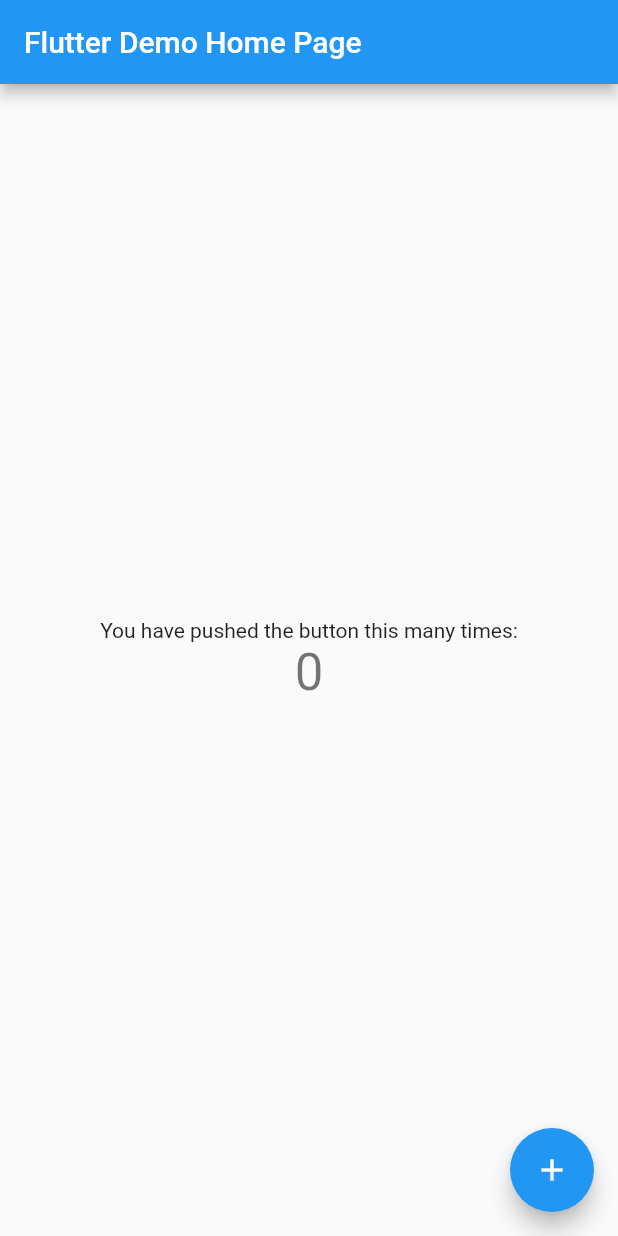
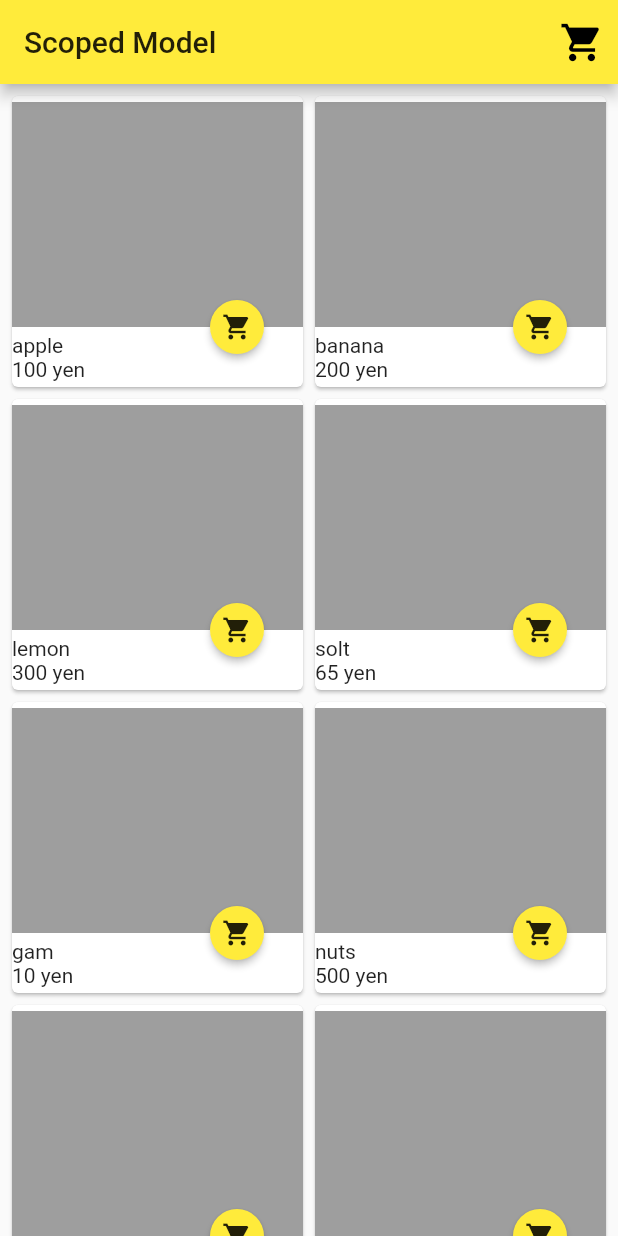
Before and after one commit to weltallinc/weltall-flutter-challenge, a Flutter app: the screen it shows after launch, on a phone screen of 412 x 824 dp. Run offline on Flutter 3.47's test engine with Material 2 defaults, Android fonts, the phone set to English and light mode, and no system bars.

Commit message:
first commit

```diff
--- a/shopping_cart/scoped/lib/main.dart
+++ b/shopping_cart/scoped/lib/main.dart
@@ -1,61 +1,25 @@
 import 'package:flutter/material.dart';
+import 'package:scoped_model/scoped_model.dart';
+import 'package:scoped/models/product_model.dart';
+import 'package:scoped/screens/cartlist_page.dart';
+import 'package:scoped/screens/main_page.dart';
 
-void main() => runApp(MyApp());
+void main(){
+  runApp(ShoppingCartApp());
+}
 
-class MyApp extends StatelessWidget {
-  // This widget is the root of your application.
+class ShoppingCartApp extends StatelessWidget {
   @override
   Widget build(BuildContext context) {
-    return MaterialApp(
-      title: 'Flutter Demo',
-      theme: ThemeData(
-        primarySwatch: Colors.blue,
-      ),
-      home: MyHomePage(title: 'Flutter Demo Home Page'),
-    );
-  }
-}
-
-class MyHomePage extends StatefulWidget {
-  MyHomePage({Key key, this.title}) : super(key: key);
-  final String title;
-  @override
-  _MyHomePageState createState() => _MyHomePageState();
-}
-
-class _MyHomePageState extends State<MyHomePage> {
-  int _counter = 0;
-
-  void _incrementCounter() {
-    setState(() {
-      _counter++;
-    });
-  }
-
-  @override
-  Widget build(BuildContext context) {
-    return Scaffold(
-      appBar: AppBar(
-        title: Text(widget.title),
-      ),
-      body: Center(
-        child: Column(
-          mainAxisAlignment: MainAxisAlignment.center,
-          children: <Widget>[
-            Text(
-              'You have pushed the button this many times:',
-            ),
-            Text(
-              '$_counter',
-              style: Theme.of(context).textTheme.display1,
-            ),
-          ],
-        ),
-      ),
-      floatingActionButton: FloatingActionButton(
-        onPressed: _incrementCounter,
-        tooltip: 'Increment',
-        child: Icon(Icons.add),
+    return ScopedModel<ProductsModel>(
+      model: ProductsModel(),
+      child: MaterialApp(
+        title: "shopping cart application by ScopedModel",
+        theme: ThemeData(primarySwatch: Colors.yellow),
+        routes: <String, WidgetBuilder>{
+          '/cartlist': (BuildContext context) => new CartListPage(),
+        },
+        home: MainPage(),
       ),
     );
   }
--- /dev/null
+++ b/shopping_cart/scoped/lib/models/product_list.dart
@@ -0,0 +1,34 @@
+import 'package:scoped_model/scoped_model.dart';
+import 'package:scoped/models/product_model.dart';
+
+class ProductsModel extends Model {
+  List<Product> productList = product_list;
+  List<Product> cartList = [];
+
+  void addCartProduct(Product product) {
+    print(cartList);
+    cartList.add(product);
+    print(cartList);
+    notifyListeners();
+  }
+
+  void deleteCartProduct(Product product) {
+    print(cartList);
+    cartList = cartList.where((_product) => _product.id != product.id).toList();
+    print(cartList);
+    notifyListeners();
+  }
+}
+
+final List<Product> product_list = [
+  Product(id: "1", name: "apple", price: 100),
+  Product(id: "2", name: "banana", price: 200),
+  Product(id: "3", name: "lemon", price: 300),
+  Product(id: "4", name: "solt", price: 65),
+  Product(id: "5", name: "gam", price: 10),
+  Product(id: "6", name: "nuts", price: 500),
+  Product(id: "7", name: "tubugumi", price: 100),
+  Product(id: "8", name: "oroC", price: 130),
+  Product(id: "9", name: "imokenpi", price: 100),
+  Product(id: "10", name: "chocolate", price: 200),
+];
--- /dev/null
+++ b/shopping_cart/scoped/lib/models/product_model.dart
@@ -0,0 +1,47 @@
+import 'package:flutter/foundation.dart';
+import 'package:scoped_model/scoped_model.dart';
+
+class ProductsModel extends Model {
+  List<Product> productList = product_list;
+  List<Product> cartList = [];
+
+  void addCartProduct(Product product) {
+    print(cartList);
+    cartList.add(product);
+    print(cartList);
+    notifyListeners();
+  }
+
+  void deleteCartProduct(Product product) {
+    print(cartList);
+    cartList = cartList.where((_product) => _product.id != product.id).toList();
+    print(cartList);
+    notifyListeners();
+  }
+}
+
+class Product {
+  final String id;
+  final String name;
+  final price;
+
+  Product({@required this.id, @required this.name, @required this.price});
+
+  @override
+  String toString() {
+    return 'Product{id: $id, name: $name, price: $price}';
+  }
+}
+
+final List<Product> product_list = [
+  Product(id: "1", name: "apple", price: 100),
+  Product(id: "2", name: "banana", price: 200),
+  Product(id: "3", name: "lemon", price: 300),
+  Product(id: "4", name: "solt", price: 65),
+  Product(id: "5", name: "gam", price: 10),
+  Product(id: "6", name: "nuts", price: 500),
+  Product(id: "7", name: "tubugumi", price: 100),
+  Product(id: "8", name: "oroC", price: 130),
+  Product(id: "9", name: "imokenpi", price: 100),
+  Product(id: "10", name: "chocolate", price: 200),
+];
--- /dev/null
+++ b/shopping_cart/scoped/lib/screens/main_page.dart
@@ -0,0 +1,19 @@
+import 'package:flutter/material.dart';
+import 'package:scoped/widgets/product_list.dart';
+
+class MainPage extends StatelessWidget {
+  @override
+  Widget build(BuildContext context) {
+    return Scaffold(
+        appBar: AppBar(title: Text("Scoped Model"), actions: <Widget>[
+          IconButton(
+              icon: Icon(
+                Icons.shopping_cart,
+                size: 30,
+              ),
+              onPressed: () => Navigator.of(context).pushNamed("/cartlist")),
+        ]),
+        body: ProductList()
+    );
+  }
+}
--- /dev/null
+++ b/shopping_cart/scoped/lib/widgets/cart_list.dart
@@ -0,0 +1,35 @@
+import 'package:flutter/material.dart';
+import 'package:scoped_model/scoped_model.dart';
+import 'package:scoped/models/product_model.dart';
+
+class CartList extends StatelessWidget {
+  @override
+  Widget build(BuildContext context) {
+    return ScopedModelDescendant<ProductsModel>(
+      builder: (context, child, model) => ListView.builder(
+        itemCount: model.cartList.length,
+        itemBuilder: (context, index) =>
+            Dismissible(
+                key: Key(model.cartList[index].id),
+                onDismissed: (direction)  {
+                  model.deleteCartProduct(model.cartList[index]);
+                },
+                child: CartItem(model.cartList[index])
+            ),
+      ),
+    );
+  }
+}
+
+class CartItem extends StatelessWidget {
+  final Product product;
+
+  CartItem(@required this.product);
+
+  @override
+  Widget build(BuildContext context) {
+    return ListTile(
+      title: Text(product.name),
+    );
+  }
+}
--- /dev/null
+++ b/shopping_cart/scoped/lib/widgets/product_list.dart
@@ -0,0 +1,63 @@
+import 'package:flutter/material.dart';
+import 'package:scoped_model/scoped_model.dart';
+import 'package:scoped/models/product_model.dart';
+
+class ProductList extends StatelessWidget {
+  @override
+  Widget build(BuildContext context) {
+    return ScopedModelDescendant<ProductsModel>(
+        builder: (context, child, model) => GridView.count(
+          padding: EdgeInsets.all(4.0),
+          crossAxisCount: 2,
+          children: List.generate(model.productList.length, (index) {
+            final product = model.productList[index];
+            return (ProductItemCard(product: product));
+          }),
+        ));
+  }
+}
+
+class ProductItemCard extends StatelessWidget {
+  final Product product;
+
+  ProductItemCard({@required this.product});
+
+  @override
+  Widget build(BuildContext context) {
+    return ScopedModelDescendant<ProductsModel>(
+        builder: (context, child, model) => Card(
+            child: new Stack(
+              children: <Widget>[
+                Column(
+                  mainAxisAlignment: MainAxisAlignment.spaceEvenly,
+                  crossAxisAlignment: CrossAxisAlignment.start,
+                  children: <Widget>[
+                    Container(
+                      color: Colors.grey,
+                      height: 150,
+                    ),
+                    Column(
+                        crossAxisAlignment: CrossAxisAlignment.start,
+                        children: <Widget>[
+                          Text(product.name),
+                          Text(product.price.toString() + " yen"),
+                        ]),
+                  ],
+                ),
+                Positioned(
+                    right: 0.0,
+                    top: 130.0,
+                    child: RawMaterialButton(
+                      onPressed: () => model.addCartProduct(product),
+                      shape: CircleBorder(),
+                      elevation: 2.0,
+                      fillColor: Colors.yellow,
+                      child: Icon(
+                        Icons.shopping_cart,
+                        size: 20,
+                      ),
+                    ))
+              ],
+            )));
+  }
+}
--- a/shopping_cart/scoped/pubspec.yaml
+++ b/shopping_cart/scoped/pubspec.yaml
@@ -19,6 +19,7 @@
 dependencies:
   flutter:
     sdk: flutter
+  scoped_model: ^1.0.1
 
   # The following adds the Cupertino Icons font to your application.
   # Use with the CupertinoIcons class for iOS style icons.
```
Also changed, not shown: shopping_cart/scoped/lib/screens/cartlist_page.dart (added, +16 -0 lines), shopping_cart/scoped/lib/widgets/buttom_bar.dart (added, +32 -0 lines), shopping_cart/scoped/pubspec.lock, 2 other files.
